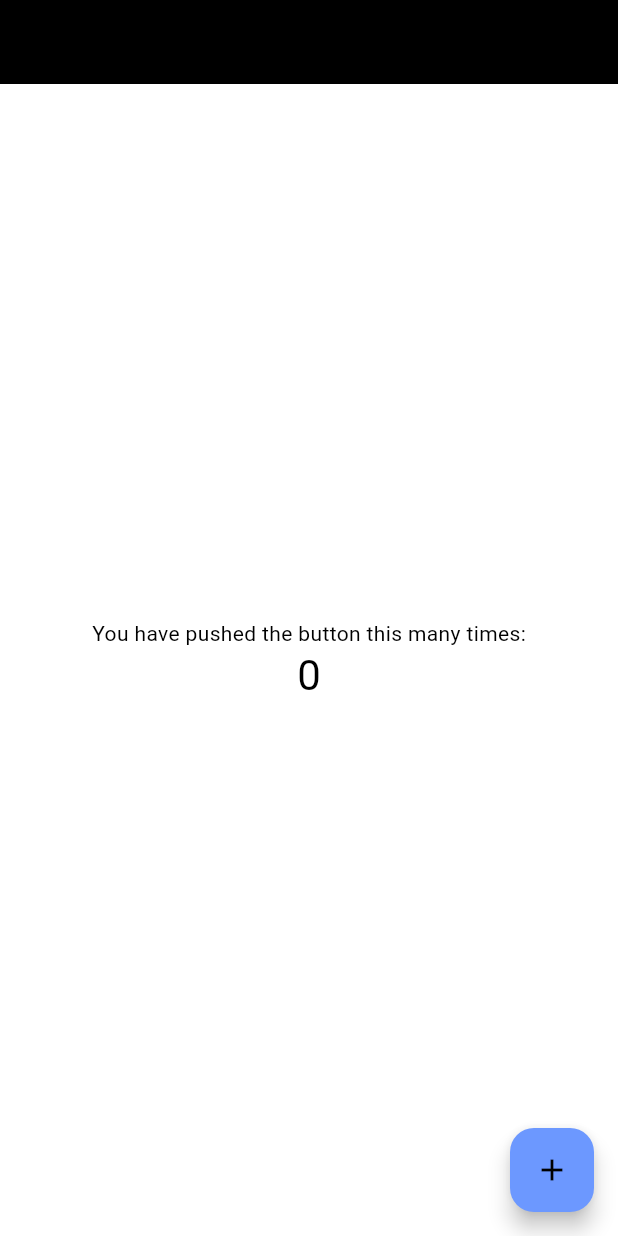
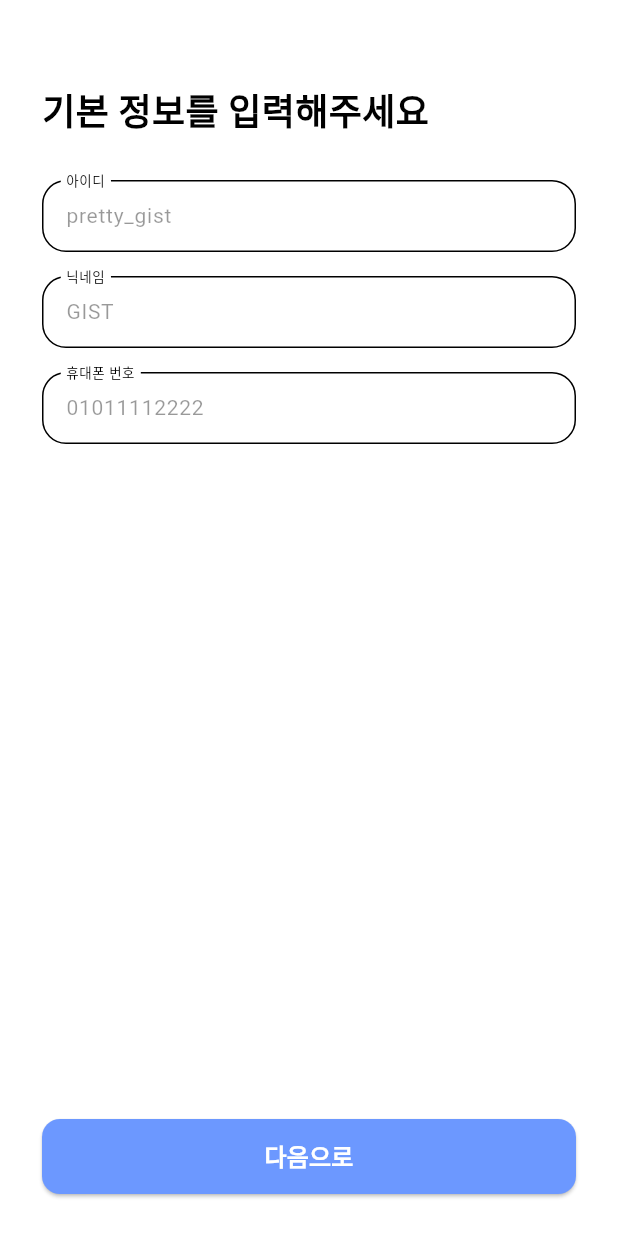
Before and after one commit to route-five/fliggle-fe, a Flutter app: the screen it shows after launch, on a phone screen of 412 x 824 dp. Run offline on Flutter 3.47's test engine with Material 3 defaults, Android fonts, the phone set to English and light mode, and no system bars; Roboto replaces fonts that are missing (Pretendard); project files that could hold a hidden picture were left out.

Commit message:
feat: default information input (#45)
Co-authored-by: Yeeun050211 <yetwin05@gm.gist.ac.kr>

```diff
--- a/lib/app/app.dart
+++ b/lib/app/app.dart
@@ -1,4 +1,5 @@
 import 'package:flutter/material.dart';
+import 'package:fliggle/app/view/auth/register/step_4.dart';
 
 class App extends StatelessWidget {
   const App({super.key});
@@ -36,7 +37,7 @@ class App extends StatelessWidget {
         ),
       ),
       themeMode: ThemeMode.system, // 시스템 다크/라이트 따라감
-      home: const MyHomePage(title: 'Flutter Demo Home Page'),
+      home: RegisterStep4(),
     );
   }
 }
--- /dev/null
+++ b/lib/app/view/auth/register/step_4.dart
@@ -0,0 +1,76 @@
+import 'package:flutter/material.dart';
+import 'package:fliggle/app/view/core/components/custom_text_field.dart';
+
+class RegisterStep4 extends StatelessWidget {
+  const RegisterStep4({super.key});
+
+  @override
+  Widget build(BuildContext context) {
+    final colorScheme = Theme.of(context).colorScheme;
+
+    return Scaffold(
+      backgroundColor: Colors.white,
+      body: SafeArea(
+        child: Padding(
+          padding: const EdgeInsets.all(28),
+          child: Column(
+            crossAxisAlignment: CrossAxisAlignment.start,
+            children: [
+              const SizedBox(height: 28),
+
+              // Title
+              Text(
+                '기본 정보를 입력해주세요',
+                style: TextStyle(
+                  fontSize: 24,
+                  fontWeight: FontWeight.w700,
+                  fontFamily: 'Pretendard',
+                  color: colorScheme.onSurface,
+                ),
+              ),
+
+              const SizedBox(height: 28),
+
+              // ID
+              const CustomTextField(label: '아이디', hint: 'pretty_gist'),
+              const SizedBox(height: 16),
+
+              // Nickname
+              const CustomTextField(label: '닉네임', hint: 'GIST'),
+              const SizedBox(height: 16),
+
+              // Phone number
+              const CustomTextField(label: '휴대폰 번호', hint: '01011112222'),
+
+              const Spacer(),
+
+              // "다음으로" 버튼
+              SizedBox(
+                width: double.infinity,
+                height: 50,
+                child: ElevatedButton(
+                  onPressed: () {},
+                  style: ElevatedButton.styleFrom(
+                    backgroundColor: colorScheme.primary,
+                    foregroundColor: Colors.white,
+                    shape: RoundedRectangleBorder(
+                      borderRadius: BorderRadius.circular(12),
+                    ),
+                  ),
+                  child: const Text(
+                    '다음으로',
+                    style: TextStyle(
+                      fontSize: 16,
+                      fontWeight: FontWeight.w700,
+                      fontFamily: 'Pretendard',
+                    ),
+                  ),
+                ),
+              ),
+            ],
+          ),
+        ),
+      ),
+    );
+  }
+}
```
Also changed, not shown: 3 other files.
